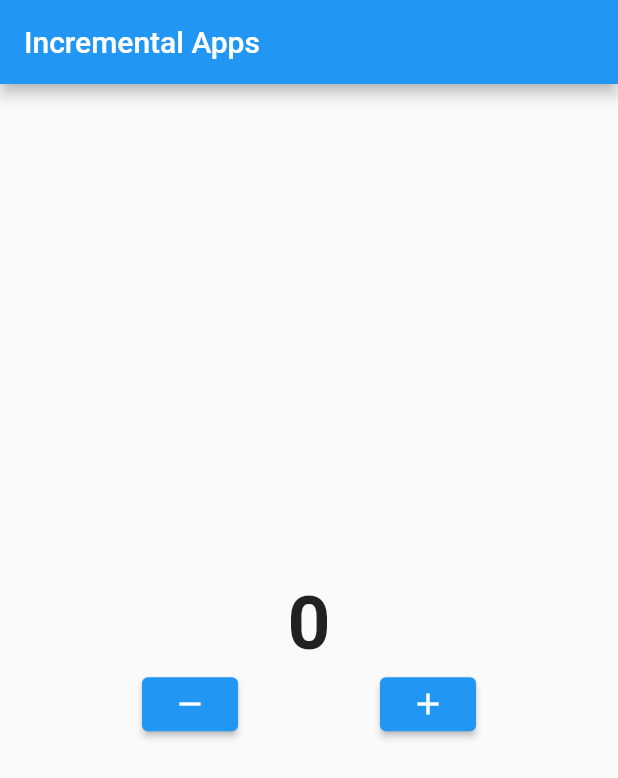
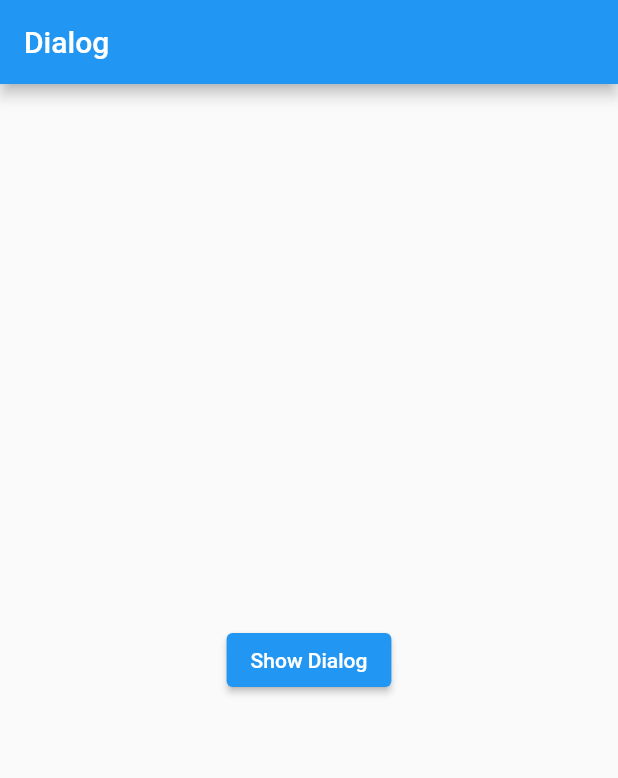
Before and after one commit to kakkooi63/section_4, a Flutter app: the screen it shows after launch, on a phone screen of 412 x 824 dp. Shown: the top 778 px of the screen. Run offline on Flutter 3.47's test engine with Material 2 defaults, Android fonts, the phone set to English and light mode, and no system bars.

Commit message:
section 4

```diff
--- a/lib/main.dart
+++ b/lib/main.dart
@@ -4,50 +4,40 @@
   runApp(MyApp());
 }
 
-class MyApp extends StatefulWidget {
-  @override
-  State<MyApp> createState() => _MyAppState();
-}
-
-class _MyAppState extends State<MyApp> {
-  int nilai = 0;
+class MyApp extends StatelessWidget {
+  const MyApp({Key? key}) : super(key: key);
 
   @override
   Widget build(BuildContext context) {
     return MaterialApp(
-      home: Scaffold(
-        appBar: AppBar(
-          title: Text("Incremental Apps"),
-        ),
-        body: Center(
-          child: Column(
-            mainAxisAlignment: MainAxisAlignment.center,
-            children: [
-              Text(
-                "$nilai",
-                style: TextStyle(fontSize: 50, fontWeight: FontWeight.bold),
+      debugShowCheckedModeBanner: false,
+      home: HomePage(),
+    );
+  }
+}
+
+class HomePage extends StatelessWidget {
+  const HomePage({
+    Key? key,
+  }) : super(key: key);
+
+  @override
+  Widget build(BuildContext context) {
+    return Scaffold(
+      appBar: AppBar(
+        title: Text("Dialog"),
+      ),
+      body: Center(
+        child: ElevatedButton(
+          onPressed: () {
+            showDialog(
+              context: context,
+              builder: (context) => Dialog(
+                child: Text("halo"),
               ),
-              Row(
-                mainAxisAlignment: MainAxisAlignment.spaceEvenly,
-                children: [
-                  ElevatedButton(
-                      onPressed: () {
-                        nilai--;
-                        print(nilai);
-                        setState(() {});
-                      },
-                      child: Icon(Icons.remove)),
-                  ElevatedButton(
-                      onPressed: () {
-                        nilai++;
-                        print(nilai);
-                        setState(() {});
-                      },
-                      child: Icon(Icons.add)),
-                ],
-              )
-            ],
-          ),
+            );
+          },
+          child: Text("Show Dialog"),
         ),
       ),
     );
```
